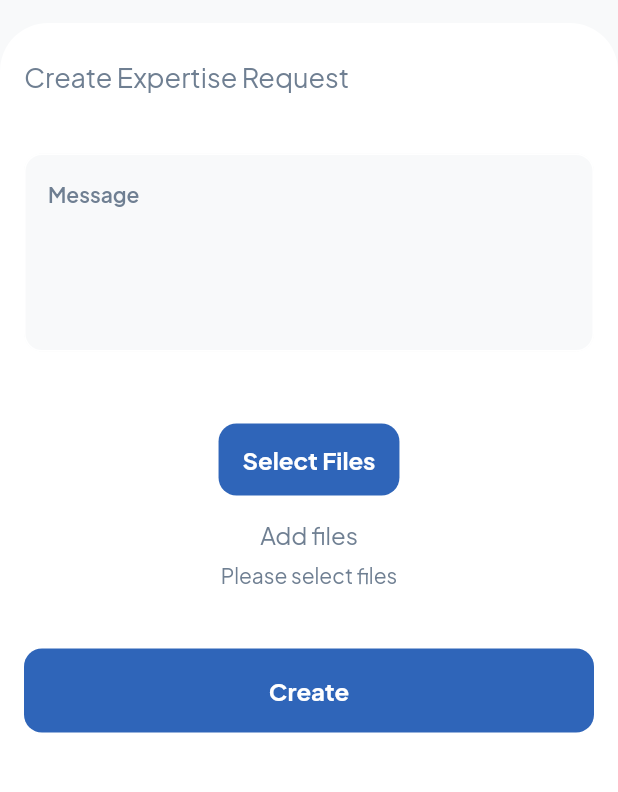
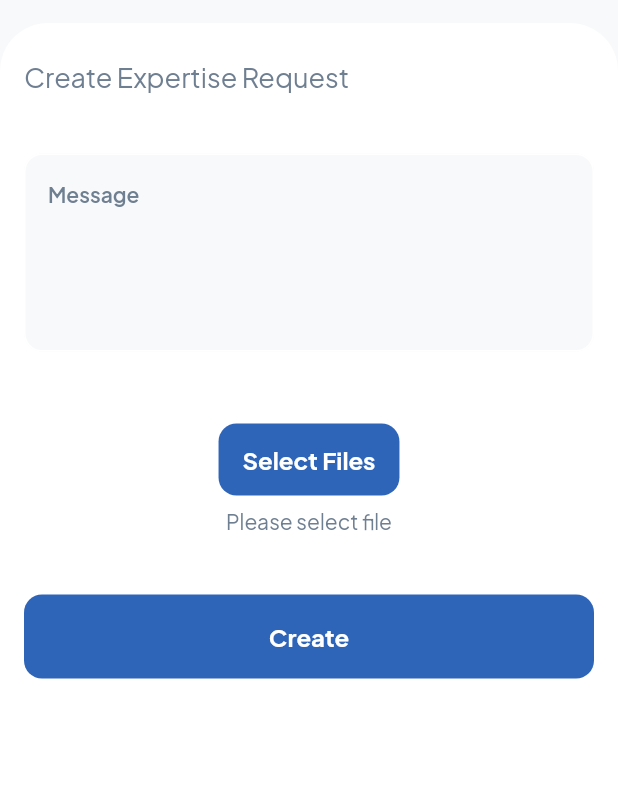
Before and after one commit to tranduc01/fsa-mobile, a Flutter app: the CreateExpertiseRequestScreen screen opened directly, on a phone screen of 412 x 824 dp, the part 61-853 px from its top. Run offline on Flutter 3.47's test engine with Material 2 defaults, Android fonts, the light colour scheme and no system bars; drawn by our look-alikes of nb_utils; our stand-ins replace cached_network_image, camera, carousel_slider, file_picker, firebase_auth, firebase_core and 18 more; missing offline and left inert: appinio_video_player, audio_session, date_count_down, flutter_custom_tabs, flutter_mentions, flutter_portal and 9 more; accounts and stored records are empty; generated files the repository leaves out were written again; network calls fail.

Commit message:
keep working on localization

```diff
--- a/lib/language/language_en.dart
+++ b/lib/language/language_en.dart
@@ -2,6 +2,39 @@ import 'package:socialv/language/languages.dart';
 
 class LanguageEn extends BaseLanguage {
   @override
+  String get viewResult => "View Result";
+  @override
+  String get expertiseBy => "Expertise By";
+  @override
+  String get expertiseRequestStatus => "Status";
+  @override
+  String get expertiseRequestCreatedDate => "Created Date";
+  @override
+  String get expertiseRequestDetail => "Expertise Request Detail";
+  @override
+  String get selectFileExpertiseRequest => "Please select file";
+  @override
+  String get msgExpertiseRequest => "Message";
+  @override
+  String get createExpertiseRequest => "Create Expertise Request";
+  @override
+  String get expiredExpertiseRequest => "EXPIRED";
+  @override
+  String get rejectedExpertiseRequest => "REJECTED";
+  @override
+  String get approvedExpertiseRequest => "APPROVED";
+  @override
+  String get pendingExpertiseRequest => "PENDING";
+  @override
+  String get allExpertiseRequest => "ALL";
+
+  @override
+  String get expertiseRequest => "Expertise Request";
+
+  @override
+  String get emptyAlbum => "This album is empty";
+
+  @override
   String get pendingRequest => "Pending";
 
   @override
@@ -11,7 +44,7 @@ class LanguageEn extends BaseLanguage {
   String get rejectRequest => "Rejected";
 
   @override
-  String get experiedRequest => "Experied";
+  String get expiredRequest => "Experied";
   @override
   String get yourRequest => "Your Request";
 
--- a/lib/language/language_vi.dart
+++ b/lib/language/language_vi.dart
@@ -2,6 +2,39 @@ import 'package:socialv/language/languages.dart';
 
 class LanguageVi extends BaseLanguage {
   @override
+  String get viewResult => "Xem kết quả";
+  @override
+  String get expertiseBy => "Đánh giá bởi";
+  @override
+  String get expertiseRequestStatus => "Trạng thái";
+  @override
+  String get expertiseRequestCreatedDate => "Ngày tạo";
+  @override
+  String get expertiseRequestDetail => "Chi tiết đánh giá";
+  @override
+  String get selectFileExpertiseRequest => "Bạn hãy chọn tệp";
+  @override
+  String get msgExpertiseRequest => "Ghi chú";
+  @override
+  String get createExpertiseRequest => "Tạo yêu cầu đánh giá";
+  @override
+  String get expiredExpertiseRequest => "Quá hạn";
+  @override
+  String get rejectedExpertiseRequest => "Từ chối";
+  @override
+  String get approvedExpertiseRequest => "Đã duyệt";
+  @override
+  String get pendingExpertiseRequest => "Đang chờ";
+  @override
+  String get allExpertiseRequest => "Tất cả";
+
+  @override
+  String get expertiseRequest => "Yêu cầu đánh giá";
+
+  @override
+  String get emptyAlbum => "Bộ sưu tập trống";
+
+  @override
   String get pendingRequest => "Đang chờ";
 
   @override
@@ -11,7 +44,7 @@ class LanguageVi extends BaseLanguage {
   String get rejectRequest => "Từ chối";
 
   @override
-  String get experiedRequest => "Hết hạn";
+  String get expiredRequest => "Hết hạn";
 
   @override
   String get yourRequest => "Yêu cầu đánh giá";
--- a/lib/language/languages.dart
+++ b/lib/language/languages.dart
@@ -3,6 +3,23 @@ import 'package:flutter/material.dart';
 abstract class BaseLanguage {
   static BaseLanguage? of(BuildContext context) =>
       Localizations.of<BaseLanguage>(context, BaseLanguage);
+  String get viewResult;
+  String get expertiseBy;
+  String get expertiseRequestStatus;
+  String get expertiseRequestCreatedDate;
+  String get expertiseRequestDetail;
+  String get selectFileExpertiseRequest;
+  String get msgExpertiseRequest;
+  String get createExpertiseRequest;
+  String get expiredExpertiseRequest;
+  String get rejectedExpertiseRequest;
+  String get approvedExpertiseRequest;
+  String get pendingExpertiseRequest;
+  String get allExpertiseRequest;
+
+  String get expertiseRequest;
+
+  String get emptyAlbum;
 
   String get pendingRequest;
 
--- a/lib/screens/expertise_request/expertise_request/components/create_expertise_request_component.dart
+++ b/lib/screens/expertise_request/expertise_request/components/create_expertise_request_component.dart
@@ -77,7 +77,7 @@ class _CreateExpertiseRequestComponentState
                 children: [
                   24.height,
                   Text(
-                    "Create Expertise Request",
+                    language.createExpertiseRequest,
                     style: primaryTextStyle(
                         color: appStore.isDarkMode ? bodyDark : bodyWhite,
                         size: 18),
@@ -96,7 +96,7 @@ class _CreateExpertiseRequestComponentState
                           decoration: inputDecorationFilled(
                             context,
                             fillColor: context.scaffoldBackgroundColor,
-                            label: 'Message',
+                            label: language.msgExpertiseRequest,
                           ),
                           validator: (value) {
                             if (value!.isEmpty) {
@@ -129,14 +129,9 @@ class _CreateExpertiseRequestComponentState
                                 onSelectMedia();
                               },
                             ),
-                            16.height,
-                            Text(
-                              '${language.add} files',
-                              style: secondaryTextStyle(size: 16),
-                            ).center(),
                             8.height,
                             Text(
-                              'Please select files',
+                              language.selectFileExpertiseRequest,
                               style: secondaryTextStyle(),
                             ).center(),
                             16.height,
--- a/lib/screens/expertise_request/expertise_request/screens/create_expertise_request_screen.dart
+++ b/lib/screens/expertise_request/expertise_request/screens/create_expertise_request_screen.dart
@@ -1,5 +1,6 @@
 import 'package:flutter/material.dart';
 import 'package:nb_utils/nb_utils.dart';
+import 'package:socialv/main.dart';
 
 import '../components/create_expertise_request_component.dart';
 
@@ -54,7 +55,7 @@ class _CreateExpertiseRequestScreenState
     return Scaffold(
       appBar: AppBar(
         backgroundColor: context.scaffoldBackgroundColor,
-        title: Text('Expertise Request', style: boldTextStyle(size: 20)),
+        title: Text(language.expertiseRequest, style: boldTextStyle(size: 20)),
         elevation: 0,
         centerTitle: true,
         leading: IconButton(
--- a/lib/screens/expertise_request/expertise_request/screens/expertise_request_detail_screen.dart
+++ b/lib/screens/expertise_request/expertise_request/screens/expertise_request_detail_screen.dart
@@ -3,6 +3,7 @@ import 'package:flutter/material.dart';
 import 'package:get/get.dart';
 import 'package:intl/intl.dart';
 import 'package:nb_utils/nb_utils.dart';
+import 'package:socialv/main.dart';
 import 'package:socialv/models/expertise_request/expertise_request.dart';
 
 import '../../../../controllers/user_controller.dart';
@@ -29,10 +30,10 @@ class _ExpertiseRequestDetailScreenState
 
   final List<String> choicesList = [
     'ALL',
-    'PENDING',
-    'APPROVED',
-    'REJECTED',
-    'EXPIRED'
+    language.pendingExpertiseRequest,
+    language.approvedExpertiseRequest,
+    language.rejectedExpertiseRequest,
+    language.expiredExpertiseRequest
   ];
   final List<Color> colorList = [
     const Color.fromARGB(127, 33, 149, 243),
@@ -73,7 +74,7 @@ class _ExpertiseRequestDetailScreenState
           return [
             SliverAppBar(
               title: Text(
-                'Expertise Request Detail',
+                language.expertiseRequestDetail,
                 style: TextStyle(fontWeight: FontWeight.bold),
               ),
               leading: IconButton(
@@ -207,7 +208,7 @@ class _ExpertiseRequestDetailScreenState
                       crossAxisAlignment: CrossAxisAlignment.start,
                       children: [
                         Text(
-                          'Created Date',
+                          language.expertiseRequestCreatedDate,
                           style: TextStyle(
                               fontSize: 16,
                               color: Color.fromARGB(130, 0, 0, 0),
@@ -229,7 +230,7 @@ class _ExpertiseRequestDetailScreenState
                       crossAxisAlignment: CrossAxisAlignment.end,
                       children: [
                         Text(
-                          'Status',
+                          language.expertiseRequestStatus,
                           style: TextStyle(
                               fontSize: 16,
                               color: Color.fromARGB(130, 0, 0, 0),
@@ -265,7 +266,7 @@ class _ExpertiseRequestDetailScreenState
                       crossAxisAlignment: CrossAxisAlignment.start,
                       children: [
                         Text(
-                          'Expertise By',
+                          language.expertiseBy,
                           style: TextStyle(
                               fontSize: 16,
                               color: Color.fromARGB(130, 0, 0, 0),
@@ -458,8 +459,8 @@ class _ExpertiseRequestDetailScreenState
                   },
                 );
               },
-              label: const Text(
-                'View Result',
+              label: Text(
+                language.viewResult,
                 style: TextStyle(
                     fontWeight: FontWeight.bold, fontFamily: 'Roboto'),
               ),
--- a/lib/screens/expertise_request/expertise_request/screens/expertise_request_screen.dart
+++ b/lib/screens/expertise_request/expertise_request/screens/expertise_request_screen.dart
@@ -4,6 +4,7 @@ import 'package:intl/intl.dart';
 import 'package:nb_utils/nb_utils.dart';
 import 'package:socialv/components/loading_widget.dart';
 import 'package:socialv/controllers/expertise_request_controller.dart';
+import 'package:socialv/main.dart';
 import 'package:socialv/models/expertise_request/expertise_request.dart';
 import 'package:socialv/screens/expertise_request/expertise_request/screens/expertise_request_detail_screen.dart';
 
@@ -31,11 +32,11 @@ class _ExpertiseRequestScreenState extends State<ExpertiseRequestScreen>
   bool mIsLastPage = false;
   int selectedIndex = 0;
   final List<String> choicesList = [
-    'ALL',
-    'PENDING',
-    'APPROVED',
-    'REJECTED',
-    'EXPIRED',
+    language.allExpertiseRequest,
+    language.pendingExpertiseRequest,
+    language.approvedExpertiseRequest,
+    language.rejectedExpertiseRequest,
+    language.expiredExpertiseRequest,
     'ADVANCE'
   ];
   final List<Color> colorList = [
@@ -78,7 +79,7 @@ class _ExpertiseRequestScreenState extends State<ExpertiseRequestScreen>
     return Scaffold(
       appBar: AppBar(
         backgroundColor: context.scaffoldBackgroundColor,
-        title: Text('Expertise Request', style: boldTextStyle(size: 20)),
+        title: Text(language.expertiseRequest, style: boldTextStyle(size: 20)),
         elevation: 0,
         centerTitle: true,
         leading: IconButton(
--- a/lib/screens/gallery/screens/single_album_detail_screen.dart
+++ b/lib/screens/gallery/screens/single_album_detail_screen.dart
@@ -117,7 +117,7 @@ class _SingleAlbumDetailScreenState extends State<SingleAlbumDetailScreen> {
                           mainAxisAlignment: MainAxisAlignment.center,
                           children: [
                             50.height,
-                            Text('This album is empty', style: boldTextStyle()),
+                            Text(language.emptyAlbum, style: boldTextStyle()),
                             8.height,
                             IconButton(
                               onPressed: () {
```
